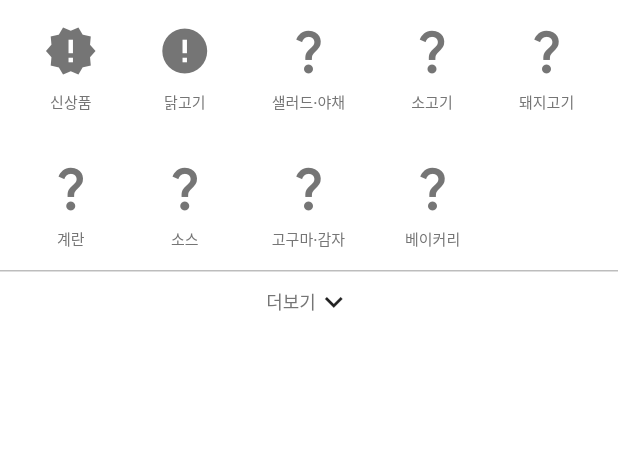
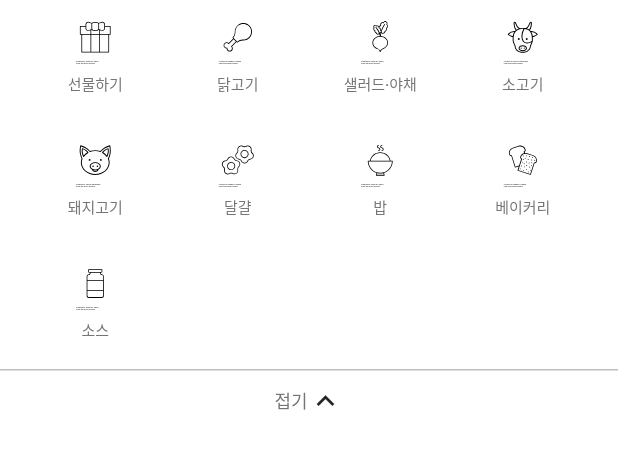
Before and after one commit to Lunarian0928/poorn_hatdak, a Flutter app: the CategoryIconSelection widget shown alone on an empty page, opened directly, after a tap on "더보기", on a phone screen of 412 x 824 dp. Shown: the top 449 px of the screen. Run offline on Flutter 3.47's test engine with Material 2 defaults, Android fonts, the phone set to English and light mode, and no system bars; our stand-ins replace flutter_svg, smooth_page_indicator, syncfusion_flutter_charts.

Commit message:
category_selection , trend_category_sale updated

```diff
--- a/lib/classes/sale_theme.dart
+++ b/lib/classes/sale_theme.dart
@@ -6,7 +6,7 @@ import 'product.dart';
 class SaleTheme {
   final String themeName;
 
-  SaleTheme({required this.themeName});
+  SaleTheme({this.themeName = ''});
 
   String getThemeName() {
     return themeName;
--- a/lib/widgets/home/category_selection/icon/category_icon_btn.dart
+++ b/lib/widgets/home/category_selection/icon/category_icon_btn.dart
@@ -1,11 +1,14 @@
 import 'package:flutter/material.dart';
+import 'package:flutter_svg/flutter_svg.dart';
 
 class CategoryIconBtn extends StatelessWidget {
-  final IconData iconShape;
+  final double height;
+  final String iconShape;
   final String btnName;
 
   const CategoryIconBtn({
     super.key,
+    required this.height,
     required this.iconShape,
     required this.btnName,
   });
@@ -13,18 +16,22 @@ class CategoryIconBtn extends StatelessWidget {
   @override
   Widget build(BuildContext context) {
     return Container(
+      width: (MediaQuery.of(context).size.width - 32.0) / 4,
+      height: height,
       padding: const EdgeInsets.symmetric(
-        horizontal: 20,
-        vertical: 16,
+        horizontal: 12.0,
+        vertical: 12.0,
       ),
       child: Column(
         children: [
-          Icon(
-            iconShape,
-            size: 36,
-            color: const Color(0xFF757575),
+          SvgPicture.asset(
+            'assets/icon/category/$iconShape.svg',
+            width: 32.0,
+            height: 32.0,
           ),
-          const SizedBox(height: 8),
+          const SizedBox(
+            height: 4.0,
+          ),
           Text(
             btnName,
             style: const TextStyle(
--- a/lib/widgets/home/category_selection/icon/category_icon_selection.dart
+++ b/lib/widgets/home/category_selection/icon/category_icon_selection.dart
@@ -1,4 +1,5 @@
 import 'package:flutter/material.dart';
+
 import 'category_icon_btn.dart';
 import '../../expand_more_btn.dart';
 
@@ -11,44 +12,78 @@ class CategoryIconSelection extends StatefulWidget {
   State<CategoryIconSelection> createState() => _CategoryIconSelectionState();
 }
 
-class _CategoryIconSelectionState extends State<CategoryIconSelection> {
+class _CategoryIconSelectionState extends State<CategoryIconSelection>
+    with TickerProviderStateMixin {
   bool expanded = false;
-  double height = 180;
+  double btnHeight = 82;
 
-  dynamic tapFunc() {
+  late List<Map<String, dynamic>> btnList;
+  late List<Map<String, dynamic>> extraBtnList;
+  late int btnListLength;
+  late int extraBtnListLength;
+  late int lines;
+
+  @override
+  void initState() {
+    super.initState();
+    btnList = [
+      {'iconShape': 'noun-presents-4266736', 'btnName': '선물하기'},
+      {'iconShape': 'noun-drumstick-836866', 'btnName': '닭고기'},
+      {'iconShape': 'noun-radish-848066', 'btnName': '샐러드·야채'},
+      {'iconShape': 'noun-cow-5602480', 'btnName': '소고기'},
+    ];
+
+    extraBtnList = [
+      {'iconShape': 'noun-pig-face-5602488', 'btnName': '돼지고기'},
+      {'iconShape': 'noun-eggs-852186', 'btnName': '달걀'},
+      {'iconShape': 'noun-rice-1556443', 'btnName': '밥'},
+      {'iconShape': 'noun-toast-836868', 'btnName': '베이커리'},
+      {'iconShape': 'noun-cream-849977', 'btnName': '소스'},
+    ];
+    btnListLength = btnList.length;
+    extraBtnListLength = extraBtnList.length;
+  }
+
+  void tapFunc() {
     setState(() {
-      expanded = expanded;
+      expanded = !expanded;
     });
   }
 
   @override
   Widget build(BuildContext context) {
-    List<Map<String, dynamic>> btnList = [
-      {'iconShape': Icons.new_releases, 'btnName': '신상품'},
-      {'iconShape': Icons.error, 'btnName': '닭고기'},
-      {'iconShape': Icons.question_mark, 'btnName': '샐러드·야채'},
-      {'iconShape': Icons.question_mark, 'btnName': '소고기'},
-      {'iconShape': Icons.question_mark, 'btnName': '돼지고기'},
-      {'iconShape': Icons.question_mark, 'btnName': '계란'},
-      {'iconShape': Icons.question_mark, 'btnName': '소스'},
-      {'iconShape': Icons.question_mark, 'btnName': '고구마·감자'},
-      {'iconShape': Icons.question_mark, 'btnName': '베이커리'},
-    ];
-
     return Column(
       children: [
         Container(
-          height: height,
+          height: btnHeight,
           clipBehavior: Clip.hardEdge,
           decoration: const BoxDecoration(
             color: Colors.white,
           ),
           child: Wrap(
             children: [
-              for (int i = 0; i < btnList.length; i++)
+              for (int i = 0; i < btnListLength; i++)
                 CategoryIconBtn(
+                  height: btnHeight,
                   iconShape: btnList[i]['iconShape'],
                   btnName: btnList[i]['btnName'],
+                )
+            ],
+          ),
+        ),
+        Container(
+          height: (expanded) ? btnHeight * 2.0 : 0.0,
+          clipBehavior: Clip.hardEdge,
+          decoration: const BoxDecoration(
+            color: Colors.white,
+          ),
+          child: Wrap(
+            children: [
+              for (int i = 0; i < extraBtnListLength; i++)
+                CategoryIconBtn(
+                  height: btnHeight,
+                  iconShape: extraBtnList[i]['iconShape'],
+                  btnName: extraBtnList[i]['btnName'],
                 )
             ],
           ),
--- a/lib/widgets/home/expand_more_btn.dart
+++ b/lib/widgets/home/expand_more_btn.dart
@@ -18,9 +18,7 @@ class _ExpandMoreBtnState extends State<ExpandMoreBtn> {
   @override
   Widget build(BuildContext context) {
     return GestureDetector(
-      onTap: () {
-        widget.tapFunc();
-      },
+      onTap: widget.tapFunc,
       child: Container(
         padding: const EdgeInsets.all(8.0),
         decoration: const BoxDecoration(
```
Also changed, not shown: lib/widgets/home/category_selection/keyword/category_keyword_selection.dart (+18 -37 lines), lib/widgets/home/trend_category_sale/trend_category_page.dart (added, +33 -0 lines), lib/widgets/home/trend_category_sale/trend_category_sale.dart (+61 -12 lines), pubspec.yaml (+10 -0 lines), assets/icon/category/noun-cow-5602480.svg (added), assets/icon/category/noun-cream-849977.svg (added), assets/icon/category/noun-drumstick-836866.svg (added), assets/icon/category/noun-eggs-852186.svg (added), assets/icon/category/noun-pig-face-5602488.svg (added), assets/icon/category/noun-presents-4266736.svg (added), assets/icon/category/noun-radish-848066.svg (added), assets/icon/category/noun-rice-1556443.svg (added), assets/icon/category/noun-toast-836868.svg (added), pubspec.lock.
